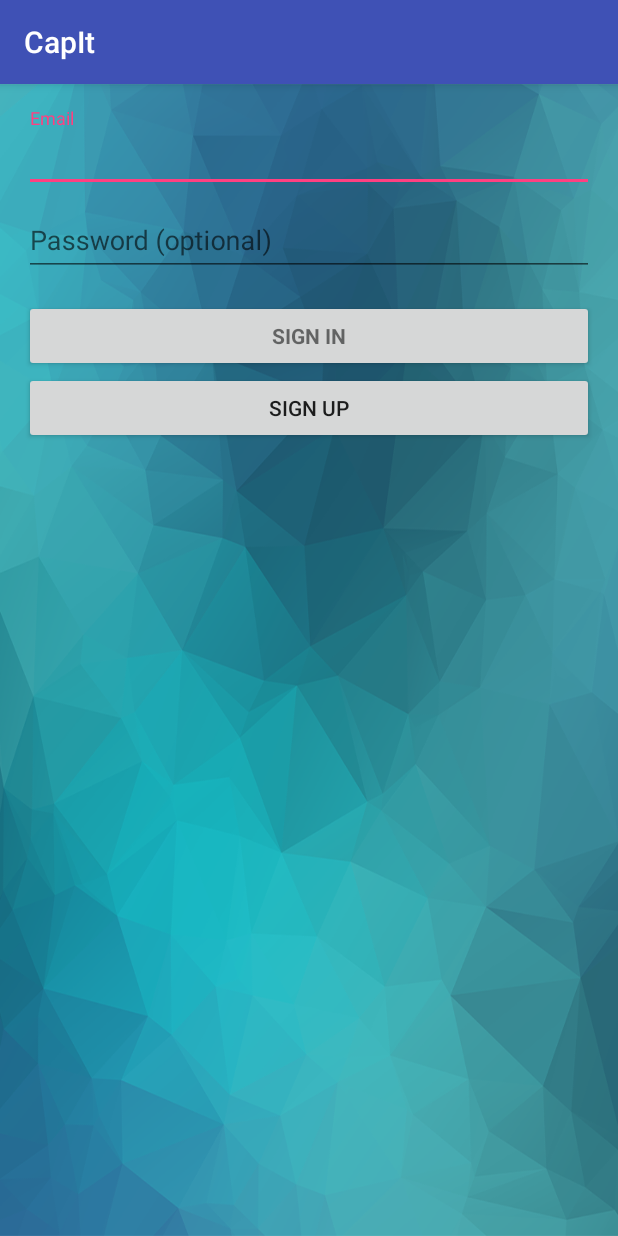
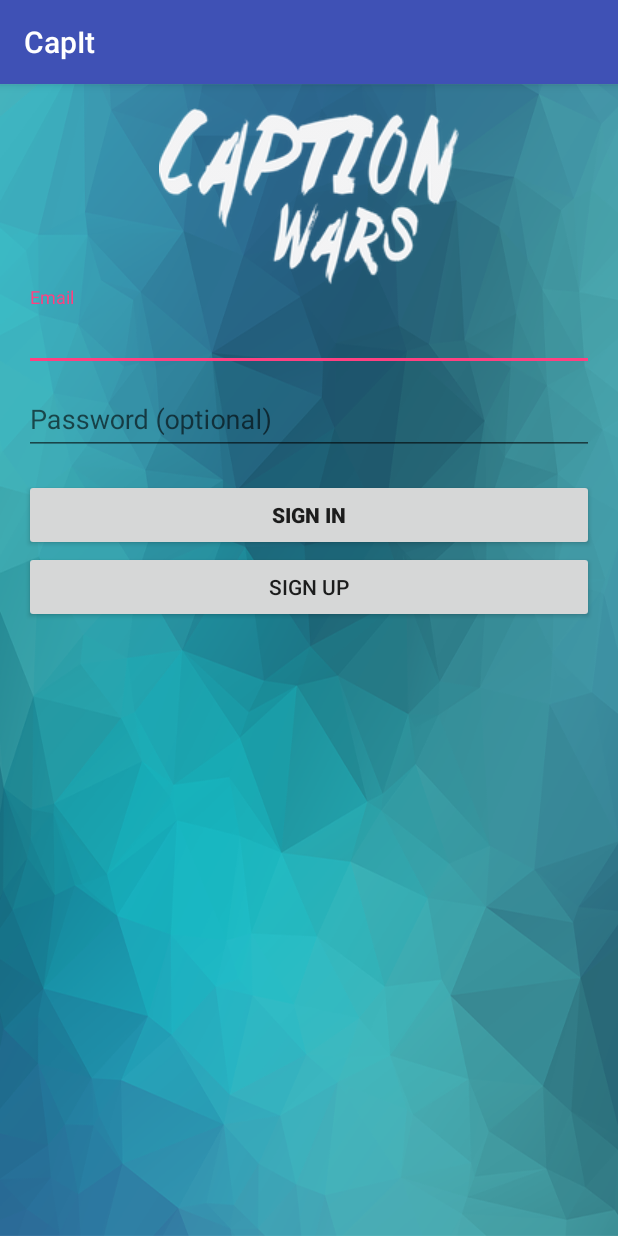
Before and after one commit to Amerterasu/captionwars3308, an Android app: the screen it shows after launch (LoginActivity), on a phone screen of 412 x 824 dp. Run offline under Robolectric (Android 15) with nearby library versions, the phone set to English and light mode, and no system bars; our stand-ins replace Firebase (no records; nobody signed in at launch, a user with empty details on screens opened directly), Picasso; 1 statement that could not run was skipped.

Commit message:
Added logo to login and home

```diff
--- a/Caption Wars/app/src/main/AndroidManifest.xml
+++ b/Caption Wars/app/src/main/AndroidManifest.xml
@@ -9,7 +9,9 @@
     <uses-permission android:name="android.permission.READ_EXTERNAL_STORAGE" />
     <uses-permission android:name="android.permission.ACCESS_NETWORK_STATE" />
     <uses-permission android:name="android.permission.WRITE_EXTERNAL_STORAGE" />
-    <uses-permission android:name="android.permission.READ_EXTERNAL_STORAGE" />
+    <uses-permission android:name="android.permission.READ_EXTERNAL_STORAGE" />'
+    <uses-sdk android:minSdkVersion="11"/>
+
 
     <application
         android:allowBackup="true"
--- a/Caption Wars/app/src/main/java/khoa/p/le/capit/LoginActivity.java
+++ b/Caption Wars/app/src/main/java/khoa/p/le/capit/LoginActivity.java
@@ -94,7 +94,7 @@ public class LoginActivity extends AppCompatActivity{
                             Toast.makeText(LoginActivity.this, "Sign In Failed", Toast.LENGTH_SHORT).show();
                         }else{
                             Intent mainActivityIntent = new Intent();
-                            mainActivityIntent.setClass(LoginActivity.this, MainActivity.class);
+                            mainActivityIntent.setClass(LoginActivity.this, MainMenu.class);
                             startActivity(mainActivityIntent);
                             finish();
                         }
--- a/Caption Wars/app/src/main/res/layout/activity_login.xml
+++ b/Caption Wars/app/src/main/res/layout/activity_login.xml
@@ -1,4 +1,5 @@
 <LinearLayout xmlns:android="http://schemas.android.com/apk/res/android"
+    xmlns:app="http://schemas.android.com/apk/res-auto"
     xmlns:tools="http://schemas.android.com/tools"
     android:layout_width="match_parent"
     android:layout_height="match_parent"
@@ -12,6 +13,12 @@
     android:background="@drawable/background">
 
     <!-- Login progress -->
+    <ImageView
+        android:layout_width="200dp"
+        android:layout_height="119dp"
+        android:id="@+id/imageView3"
+        android:background="@drawable/captionlogo" />
+
     <ProgressBar
         android:id="@+id/login_progress"
         style="?android:attr/progressBarStyleLarge"
@@ -66,19 +73,21 @@
 
             <Button
                 android:id="@+id/email_sign_in_button"
-                style="?android:textAppearanceSmall"
+                style="@style/FirebaseUI.Button"
                 android:layout_width="match_parent"
                 android:layout_height="wrap_content"
                 android:layout_marginTop="16dp"
                 android:text="Sign In"
-                android:textStyle="bold" />
+                android:textStyle="bold"
+                android:elevation="0dp" />
 
             <Button
                 android:layout_width="match_parent"
                 android:layout_height="wrap_content"
                 android:text="Sign Up"
                 android:id="@+id/register_button"
-                android:layout_gravity="center_horizontal" />
+                android:layout_gravity="center_horizontal"
+                style="@style/FirebaseUI.Button" />
 
         </LinearLayout>
     </ScrollView>
--- a/Caption Wars/app/src/main/res/layout/activity_main.xml
+++ b/Caption Wars/app/src/main/res/layout/activity_main.xml
@@ -24,7 +24,8 @@
         android:layout_height="wrap_content"
         android:id="@+id/comments_recycleview"
         android:visibility="visible"
-        android:layout_weight="1">
+        android:layout_weight="1"
+        android:scrollbars="none">
 
     </android.support.v7.widget.RecyclerView>
 
```
Also changed, not shown: Caption Wars/app/src/main/java/khoa/p/le/capit/MainMenu.java (+6 -6 lines), Caption Wars/app/src/main/res/layout/activity_main_menu.xml (+12 -2 lines), Caption Wars/app/src/main/res/layout/activity_registration.xml (+7 -0 lines), Caption Wars/app/src/main/res/drawable/captionlogo.png (added).
